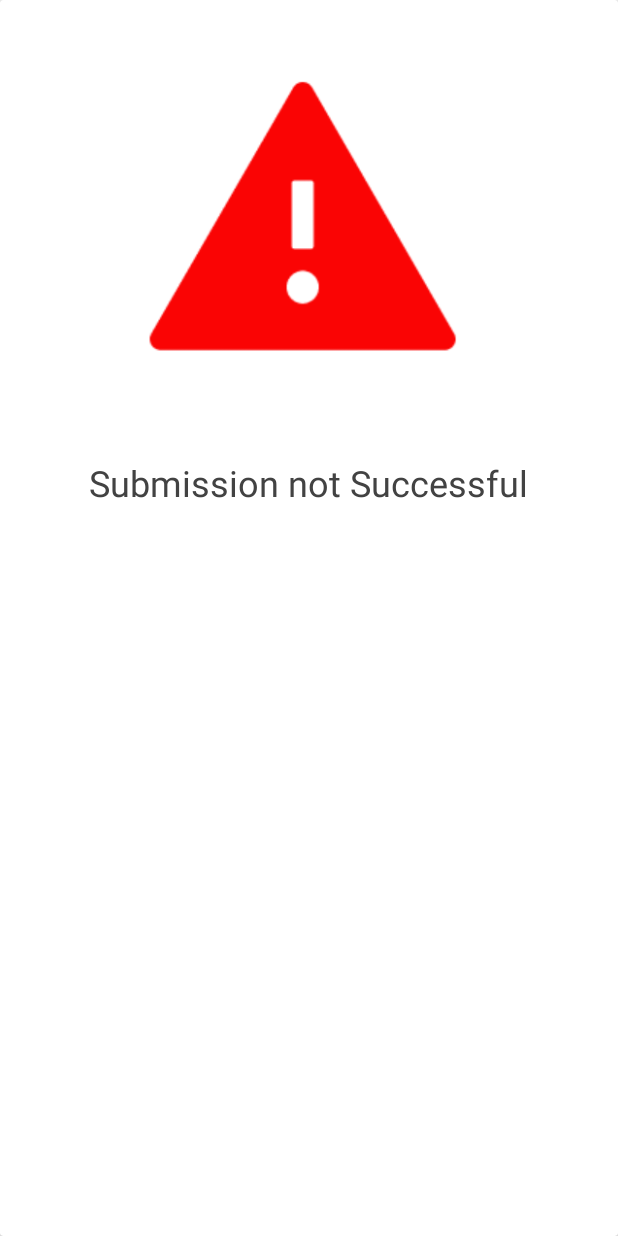
After one commit to Mostafico/gadstest, an Android app: the layout fail_dialog.xml on its own in the app's theme, with its tools: preview values and no code run, on a phone screen of 412 x 824 dp. The commit adds this screen. Run offline under Robolectric (Android 15) with nearby library versions, the phone set to English and light mode, and no system bars.

Commit message:
Added success and failure dialogboxes Added Form call to post submit data into google form

```diff
--- a/app/src/main/java/com/example/myapplication/services/SubmitService.java
+++ b/app/src/main/java/com/example/myapplication/services/SubmitService.java
@@ -2,13 +2,15 @@ package com.example.myapplication.services;
 
 import retrofit2.Call;
 import retrofit2.http.Field;
+import retrofit2.http.FormUrlEncoded;
 import retrofit2.http.POST;
 import retrofit2.http.PUT;
 import retrofit2.http.Url;
 
 public interface SubmitService {
     @POST
-    Call<String> postForm(@Url String url,
+    @FormUrlEncoded
+    Call<Void> postForm(@Url String url,
                           @Field("entry.1824927963")String email,
                           @Field("entry.1877115667")String Name,
                           @Field("entry.2006916086")String lastName,
--- a/app/src/main/res/layout/activity_submit.xml
+++ b/app/src/main/res/layout/activity_submit.xml
@@ -18,7 +18,7 @@
         android:backgroundTint="@color/colorAccent"
         android:ems="10"
         android:hint=" Project on GITHUB (link)"
-        android:inputType="textEmailAddress"
+        android:inputType="text"
         android:padding="5dp"
         android:textColorHint="?android:attr/textColorHint"
         android:textSize="24sp"
--- /dev/null
+++ b/app/src/main/res/layout/fail_dialog.xml
@@ -0,0 +1,41 @@
+<?xml version="1.0" encoding="utf-8"?>
+<androidx.cardview.widget.CardView xmlns:android="http://schemas.android.com/apk/res/android"
+    xmlns:app="http://schemas.android.com/apk/res-auto"
+    xmlns:tools="http://schemas.android.com/tools"
+    android:layout_width="match_parent"
+    android:layout_height="match_parent"
+    android:elevation="4dp"
+    android:orientation="vertical">
+
+    <androidx.constraintlayout.widget.ConstraintLayout
+        android:layout_width="match_parent"
+        android:layout_height="wrap_content">
+
+        <ImageView
+            android:id="@+id/imageView2"
+            android:layout_width="421dp"
+            android:layout_height="289dp"
+            app:layout_constraintBottom_toTopOf="@+id/textView"
+            app:layout_constraintEnd_toEndOf="parent"
+            app:layout_constraintStart_toStartOf="parent"
+            app:layout_constraintTop_toTopOf="parent"
+            app:srcCompat="@drawable/fail" />
+
+        <TextView
+            android:id="@+id/textView"
+            android:layout_width="wrap_content"
+            android:layout_height="wrap_content"
+            android:layout_marginTop="16dp"
+            android:layout_marginBottom="32dp"
+            android:text="Submission not Successful"
+            android:textAlignment="center"
+            android:textColor="@color/cardview_dark_background"
+            android:textSize="24sp"
+            app:layout_constraintBottom_toBottomOf="parent"
+            app:layout_constraintEnd_toEndOf="parent"
+            app:layout_constraintHorizontal_bias="0.498"
+            app:layout_constraintStart_toStartOf="parent"
+            app:layout_constraintTop_toBottomOf="@+id/imageView2" />
+
+    </androidx.constraintlayout.widget.ConstraintLayout>
+</androidx.cardview.widget.CardView>
```
Also changed, not shown: app/src/main/java/com/example/myapplication/SubmitActivity.java (+58 -8 lines), app/src/main/res/layout/success_dialog.xml (added, +41 -0 lines), app/src/main/res/drawable/fail.png (added), app/src/main/res/drawable/success.png (added).
